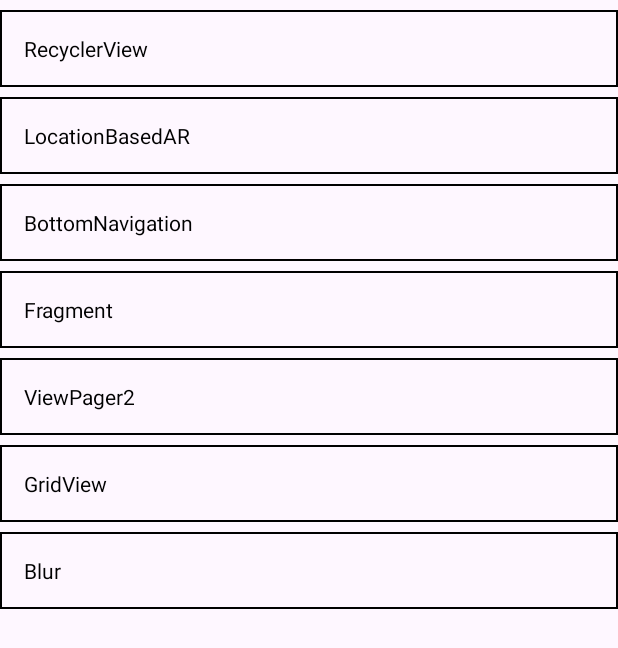
After one commit to Lee-JuYeon/Study, an Android app: the fragment FragMenu shown on its own in the app's theme, on a phone screen of 412 x 824 dp. The commit adds this screen. Shown: the top 648 px of the screen. Run offline under Robolectric (Android 15) with nearby library versions, the phone set to English and light mode, and no system bars; our stand-ins replace data binding.

Commit message:
android xml recyclerview optimised

```diff
--- /dev/null
+++ b/Mobile/Android/StudyXML/app/src/main/java/com/cavss/studyxml/ui/custom/recyclerview/BaseAdapter.kt
@@ -0,0 +1,101 @@
+package com.cavss.studyxml.ui.custom.recyclerview
+
+import android.util.Log
+import android.view.LayoutInflater
+import android.view.ViewGroup
+import androidx.databinding.DataBindingUtil
+import androidx.databinding.ViewDataBinding
+import androidx.recyclerview.widget.DiffUtil
+import androidx.recyclerview.widget.RecyclerView
+
+abstract class BaseAdapter{
+
+    abstract class Adapter<MODEL : Any, BIND : ViewDataBinding>() : RecyclerView.Adapter<BaseViewHolder<MODEL, BIND>>(){
+//        protected var clickListener: ViewHolderClickListener<MODEL>? = null
+//        fun setOnClickListener(listener: ViewHolderClickListener<MODEL>) {
+//            clickListener = listener
+//        }
+
+        private val items = mutableListOf<MODEL>()
+        //        abstract fun getDiffUtil(oldList: List<MODEL>, newList: List<MODEL>) : BaseDiffUtil<MODEL>
+        fun updateList(newItems : List<MODEL>?){
+            try{
+                val diffResult = DiffUtil.calculateDiff(
+                    object : BaseDiffUtil<MODEL>(
+                        oldList = items,
+                        newList = newItems ?: mutableListOf()
+                    ){},
+                    false
+                )
+
+                diffResult.dispatchUpdatesTo(this)
+                items.clear()
+                items.addAll(newItems ?: mutableListOf())
+
+                Log.d("mDebug", "BaseAdapter, updateList // updateList success")
+            }catch (e:Exception){
+                Log.e("mException", "BaseAdapter, updateList // Exception : ${e.message}")
+            }
+        }
+
+        /*
+        클릭 리스너. onCreateViewHolder에 달아야 할까? 아니면 onBindViewHolder에 달아야할까?
+        답은 '동적으로 변경될 가능성'에 있다.
+        onCreateViewHolder가 Item이 최초 생성될 때 호출되기 때문에 뷰가 생성되는 시점에서
+        리스너를 설정할 수 있기 때문에 리스너가 변경될 일이 없다면, onCreateViewHolder에 달아주는게 적합하며,
+        반대로 클릭 리스너가 동적으로 변경될 가능성이 있다면 onBindViewHolder에 리스너를 달아주는게 적합하다.
+
+        그러면 '클릭 리스너가 동적으로 변경될 가능성'이란건 뭘까? 리스너의 구현이나 동작 방식이 변경될 가능성을 말한다.
+        예를 들어, 처음에는 아이템 전체를 클릭할 때 상세 페이지로 이동하는 기능을 가진 클릭 리스너를 사용하다가
+        나중에는 아이템 내의 특정 버튼을 클릭했을 때만 상세 페이지로 이동하는 기능을 가진 클릭 리스너로 변경할 수 있다는 것.
+
+        메모리에 영향을 미칠까?
+        onCreateViewHolder에 적용하면 viewholder가 생성될 때마다 리스너를 새로 생성해야 하지만,
+        onBindViewHolder에 적용하면 viewHolder객체를 재사용하므로 메모리 소모가 적다.
+        하지만, onBindViewHolder가 호출될 때마다 클릭 리스너를 새로 할당하기 때문에
+        이벤트 처리에 살짝 더 많은 리소스를 필요로 할 수 있다.
+        그리고 아이탬 갯수가 많으면 onBindViewholder에 적용하는게 더 용이하고,
+        갯수가 적으면 onCreateViewHodler에 적용하는게 더 빠르다.
+         */
+//        abstract fun setViewHolderClass(binding: BIND): BaseViewHolder<MODEL, BIND>
+        // viewholder의 xml파일을 넣는곳.
+        abstract fun setViewHolderXmlFileName(viewType: Int): Int // TODO: ViewHolder의 XML파일을 넣는 곳.
+        override fun onCreateViewHolder(parent: ViewGroup, viewType: Int): BaseViewHolder<MODEL, BIND> {
+            val binding : BIND = DataBindingUtil.inflate(
+                LayoutInflater.from(parent.context),
+                setViewHolderXmlFileName(viewType),
+                parent,
+                false
+            )
+            return object : BaseViewHolder<MODEL, BIND>(binding = binding){}
+        }
+
+        abstract fun setViewHolderVariable(position: Int, model : MODEL?) : List<Pair<Int, Any>>
+        override fun onBindViewHolder(holder: BaseViewHolder<MODEL, BIND>, position: Int) {
+            try{
+                holder.let {
+//                    it.bind(items[position], position, clickListener!!)
+                    it.bindVariable(setViewHolderVariable(position, items[position]))
+                    Log.d("mDebug", "BaseAdapter, onBindViewHolder // binding success")
+                }
+            }catch (e:Exception){
+                Log.e("mException", "BaseAdapter, onBindViewHolder // Exception : ${e.message}")
+            }
+        }
+
+        override fun getItemCount() = items.size
+
+        override fun onViewRecycled(holder: BaseViewHolder<MODEL, BIND>) {
+            try{
+                super.onViewRecycled(holder)
+                holder.let {
+//                    it.bind(null, 0, null)
+                    it.bindVariable(setViewHolderVariable(0, null))
+                    Log.d("mDebug", "BaseAdapter, onViewRecycled // null success")
+                }
+            }catch (e:Exception){
+                Log.e("mException", "BaseAdapter, onViewRecycled // Exception : ${e.message}")
+            }
+        }
+    }
+}
--- /dev/null
+++ b/Mobile/Android/StudyXML/app/src/main/java/com/cavss/studyxml/ui/custom/recyclerview/BaseDiffUtil.kt
@@ -0,0 +1,27 @@
+package com.cavss.studyxml.ui.custom.recyclerview
+
+import androidx.recyclerview.widget.DiffUtil
+
+abstract class BaseDiffUtil<MODEL>(
+    private val oldList : MutableList<MODEL>,
+    private val newList : List<MODEL>
+) : DiffUtil.Callback() {
+
+    override fun getOldListSize() = oldList.size
+
+    override fun getNewListSize() = newList.size
+
+    override fun areItemsTheSame(oldItemPosition: Int, newItemPosition: Int): Boolean {
+//        return areItemsTheSame(oldList[oldItemPosition], newList[newItemPosition])
+        return oldList[oldItemPosition] == newList[newItemPosition]
+    }
+
+    override fun areContentsTheSame(oldItemPosition: Int, newItemPosition: Int): Boolean {
+//        return areContentsTheSame(oldList[oldItemPosition], newList[newItemPosition])
+        return oldList[oldItemPosition] == newList[newItemPosition]
+    }
+
+//    abstract fun areItemsTheSame(oldItem: MODEL, newItem: MODEL): Boolean
+//
+//    abstract fun areContentsTheSame(oldItem: MODEL, newItem: MODEL): Boolean
+}
--- /dev/null
+++ b/Mobile/Android/StudyXML/app/src/main/java/com/cavss/studyxml/ui/custom/recyclerview/BaseViewHolder.kt
@@ -0,0 +1,65 @@
+package com.cavss.studyxml.ui.custom.recyclerview
+
+import android.util.Log
+import androidx.databinding.ViewDataBinding
+import androidx.recyclerview.widget.RecyclerView
+
+abstract class BaseViewHolder<MODEL : Any, BIND : ViewDataBinding>(
+    protected var binding : BIND // 하위 클래스에서 접근 가능하도록 protected 키워드 사용. private 사용시 접근불가.
+) : RecyclerView.ViewHolder(binding.root){
+    /*
+    Viewholder에서 클릭이벤트를 처리하기 위해 코루틴 등을 사용하게 되면,
+    새로운 스레드를 만들지 않고 기존 스레드를 재활용하여 효율적으로 처리할 수 있다.
+    그치만 ViewHolder 특성상 객체가 많이 생성되고 해체되기 때문에 메모리가 낭비된다.
+
+    따라서 동작 이벤트는 코루틴 대신 CallBack interface를 사용하여
+    적은 메모리를 사용하고 메모리 누수를 방지할 수 있다.
+     */
+//    abstract fun bind(model: MODEL?, position : Int, clickListener: ViewHolderClickListener<MODEL>?)
+
+    fun bindVariable(variableList : List<Pair<Int, Any>>?){
+        try{
+            variableList?.forEach {
+                binding.setVariable(it.first, it.second)
+            }
+            binding.executePendingBindings()
+            Log.d("mDebug", "BaseViewHolder, bindVariable // bindVariable success")
+        }catch (e:Exception){
+            Log.e("mException", "BaseViewHolder, bindVariable // Exception : ${e.localizedMessage}")
+        }
+
+    }
+}
+
+/*
+class ExampleViewHolder(
+    private val binding: ItemExampleBinding,
+    listener: ItemClickListener<ExampleItem>?
+) : BaseViewHolder<ExampleItem, ItemExampleBinding>(binding, listener) {
+
+    override fun bind(item: ExampleItem) {
+        binding.tvTitle.text = item.title
+        binding.tvDescription.text = item.description
+        binding.root.setOnClickListener { setItemClickListener(item) }
+    }
+
+    fun setOnClick(model : MODEL){
+        try{
+            val position = bindingAdapterPosition
+            /*
+            bindingAdapterPosition의 값이 -1일 경우의 대비해서 0보다 크거나 같다는 조건을 걸었다.
+             */
+            if (position != RecyclerView.NO_POSITION && position >= 0){
+                clickListener?.onItemClick(model, position)
+                Log.d("mDebug", "BaseViewHolder, setOnClick // click success")
+            }else{
+                Log.e("mException", "BaseViewHolder, setOnClick // Exception : RecyclerView.NO_POSITION")
+            }
+        }catch (e:Exception){
+            Log.e("mException", "BaseViewHolder, setOnClick // Exception : ${e.localizedMessage}")
+        }catch (e:IndexOutOfBoundsException) {
+            Log.e("mException", "BaseViewHolder, setOnClick // IndexOutOfBoundsException : ${e.localizedMessage}")
+        }
+    }
+}
+ */
--- /dev/null
+++ b/Mobile/Android/StudyXML/app/src/main/java/com/cavss/studyxml/ui/custom/recyclerview/CustomItemGap.kt
@@ -0,0 +1,12 @@
+package com.cavss.studyxml.ui.custom.recyclerview
+
+import android.graphics.Rect
+import android.view.View
+import androidx.recyclerview.widget.RecyclerView
+
+class CustomItemGap(var itemHeight : Int) : RecyclerView.ItemDecoration(){
+    override fun getItemOffsets(outRect: Rect, view: View, parent: RecyclerView, state: RecyclerView.State) {
+        super.getItemOffsets(outRect, view, parent, state)
+        outRect.top = itemHeight
+    }
+}
--- /dev/null
+++ b/Mobile/Android/StudyXML/app/src/main/java/com/cavss/studyxml/ui/custom/recyclerview/IViewHolderClick.kt
@@ -0,0 +1,6 @@
+package com.cavss.studyxml.ui.custom.recyclerview
+
+interface IViewHolderClick<MODEL> {
+    fun onItemClick(model : MODEL, position : Int)
+
+}
--- /dev/null
+++ b/Mobile/Android/StudyXML/app/src/main/java/com/cavss/studyxml/ui/screen/menu/FragMenu.kt
@@ -0,0 +1,126 @@
+package com.cavss.studyxml.ui.screen.menu
+
+import android.os.Bundle
+import android.util.Log
+import android.view.LayoutInflater
+import android.view.View
+import android.view.ViewGroup
+import androidx.activity.viewModels
+import androidx.databinding.DataBindingUtil
+import androidx.fragment.app.Fragment
+import androidx.fragment.app.activityViewModels
+import androidx.fragment.app.viewModels
+import androidx.recyclerview.widget.LinearLayoutManager
+import androidx.recyclerview.widget.RecyclerView
+import com.cavss.studyxml.BR
+import com.cavss.studyxml.R
+import com.cavss.studyxml.databinding.FragmentMenuBinding
+import com.cavss.studyxml.databinding.ItemMainBinding
+import com.cavss.studyxml.ui.custom.recyclerview.BaseAdapter
+import com.cavss.studyxml.ui.custom.recyclerview.CustomItemGap
+import com.cavss.studyxml.ui.custom.recyclerview.IViewHolderClick
+
+class FragMenu : Fragment() {
+
+    private val menuVM : MenuVM by activityViewModels()
+    private lateinit var binding : FragmentMenuBinding
+
+    override fun onCreateView( inflater: LayoutInflater,container: ViewGroup?,savedInstanceState: Bundle?): View? {
+        try{
+            binding = DataBindingUtil.inflate(inflater, R.layout.fragment_menu, container, false)
+            binding.run{
+                setMenuRecyclerView(menuRecyclerView)
+            }
+        }catch (e:Exception){
+            Log.e("mException", "FragMenu, onCreateView // Exception : ${e.message}")
+        }finally {
+            return binding.root
+        }
+    }
+
+    private var customAdapter : BaseAdapter.Adapter<MenuModel, ItemMainBinding>? = null
+    private fun updateMenuList(newList : List<MenuModel>){
+        try{
+            customAdapter?.updateList(newList)
+        }catch (e:Exception){
+            Log.e("mException", "FragMenu, updateMenuList // Exception : ${e.message}")
+        }
+    }
+    private fun setMenuRecyclerView(recyclerView : RecyclerView){
+        try{
+            val clickEvent = object : IViewHolderClick<MenuModel> {
+                override fun onItemClick(model: MenuModel, position: Int) {
+                    when(model.menu){
+                        Menu.RecyclerView.rawValue -> {
+                            menuVM.setFragmentType(Menu.RecyclerView)
+                        }
+                        Menu.LocationBasedAR.rawValue -> {
+                            menuVM.setFragmentType(Menu.LocationBasedAR)
+                        }
+                        Menu.BottomNavigation.rawValue -> {
+                            menuVM.setFragmentType(Menu.BottomNavigation)
+                        }
+                        Menu.Fragment.rawValue -> {
+                            menuVM.setFragmentType(Menu.Fragment)
+                        }
+                        Menu.ViewPager2.rawValue -> {
+                            menuVM.setFragmentType(Menu.ViewPager2)
+                        }
+                        Menu.GridView.rawValue -> {
+                            menuVM.setFragmentType(Menu.GridView)
+                        }
+                        Menu.Blur.rawValue -> {
+                            menuVM.setFragmentType(Menu.Blur)
+                        }
+                    }
+                    Log.d("mDebug", "FragMenu, setMenuRecyclerView, ViewHolderClickListener // Debug : ${model.menu} clicked")
+                }
+            }
+
+            customAdapter = object : BaseAdapter.Adapter<MenuModel, ItemMainBinding>(){
+                override fun setViewHolderXmlFileName(viewType: Int): Int {
+                    return R.layout.item_main
+                }
+                override fun setViewHolderVariable(position: Int,model: MenuModel?): List<Pair<Int, Any>> {
+                    return listOf(
+                        BR.model to model!!,
+                        BR.position to position,
+                        BR.clickCallback to clickEvent
+                    )
+                }
+            }
+
+            recyclerView.apply {
+                adapter = customAdapter
+                setHasFixedSize(true)
+                layoutManager = LinearLayoutManager(requireActivity()).apply{
+                    orientation = LinearLayoutManager.VERTICAL
+                    isItemPrefetchEnabled = false
+                }
+                addItemDecoration(CustomItemGap(10))
+                setItemViewCacheSize(0)
+            }
+        }catch (e:Exception){
+            Log.e("mException", "FragMenu, setMenuRecyclerView // Exception : ${e.message}")
+        }
+    }
+
+
+    override fun onStart() {
+        super.onStart()
+
+        menuVM.menuList.observe(requireActivity()){ list : List<MenuModel> ->
+            updateMenuList(list)
+        }
+    }
+
+
+    override fun onDestroy() {
+        try{
+            super.onDestroy()
+            customAdapter = null
+        }catch (e:Exception){
+            Log.e("mException", "FragMenu, onDestroy // Exception : ${e.localizedMessage}")
+        }
+    }
+}
--- /dev/null
+++ b/Mobile/Android/StudyXML/app/src/main/java/com/cavss/studyxml/ui/screen/menu/Menu.kt
@@ -0,0 +1,15 @@
+package com.cavss.studyxml.ui.screen.menu
+
+enum class Menu(val rawValue : String) {
+    RecyclerView("RecyclerView"),
+    LocationBasedAR("LocationBasedAR"),
+    BottomNavigation("BottomNavigation"),
+    Fragment("Fragment"),
+    ViewPager2("ViewPager2"),
+    GridView("GridView"),
+    Blur("Blur");
+
+    override fun toString(): String {
+        return rawValue
+    }
+}
--- /dev/null
+++ b/Mobile/Android/StudyXML/app/src/main/java/com/cavss/studyxml/ui/screen/menu/MenuModel.kt
@@ -0,0 +1,7 @@
+package com.cavss.studyxml.ui.screen.menu
+
+data class MenuModel(
+    val menu : String
+) {
+
+}
--- /dev/null
+++ b/Mobile/Android/StudyXML/app/src/main/java/com/cavss/studyxml/ui/screen/menu/MenuVM.kt
@@ -0,0 +1,126 @@
+package com.cavss.studyxml.ui.screen.menu
+
+import android.util.Log
+import androidx.lifecycle.LiveData
+import androidx.lifecycle.MutableLiveData
+import androidx.lifecycle.ViewModel
+
+class MenuVM() : ViewModel() {
+    /*
+    get, set을 사용한 이유 :
+        isLoading 변수가 특정 메소드 등에 의해서 의도치 않게 변경되는 경우가 있다면, 앱이 예기치 않게 동작할 수 있다. (Exception이나 에러 발생가능성)
+        따라서, get,set메서드를 사용하면 필요한 경우에만 변수에 접근할 수 있다.
+     */
+    private val _menuList = MutableLiveData(listOf<MenuModel>())
+    val menuList: LiveData<List<MenuModel>>
+        get() = _menuList
+
+    fun setMenuList(newList: List<MenuModel>) {
+        try {
+            /*
+            _menuList.value = newList 가 아닌
+            _menuList.postValue(newList)를 사용한 이유?
+            백그라운드 스래드에서 안전하게 LiveData값을 변경할 수 있다.
+            반대로 setValue()를 사용하면 메인 스레드에서 안전하게 LiveData값을 변경할 수 있다.
+            */
+            _menuList.postValue(emptyList())
+            _menuList.postValue(newList)
+        } catch (e: Exception) {
+            Log.e("mException", "MenuVM, setMenuList // Exception : ${e.localizedMessage}")
+        }
+    }
+
+    private val fragmentType = MutableLiveData<Menu>(Menu.RecyclerView)
+    fun setFragmentType(type : Menu){ fragmentType.postValue(type) }
+    val getFragmentType : LiveData<Menu>
+        get() = fragmentType
+
+
+    init {
+        setMenuList(
+            listOf(
+                MenuModel(Menu.RecyclerView.rawValue),
+                MenuModel(Menu.LocationBasedAR.rawValue),
+                MenuModel(Menu.BottomNavigation.rawValue),
+                MenuModel(Menu.Fragment.rawValue),
+                MenuModel(Menu.ViewPager2.rawValue),
+                MenuModel(Menu.GridView.rawValue),
+                MenuModel(Menu.Blur.rawValue)
+            )
+        )
+
+        setFragmentType(Menu.RecyclerView)
+        Log.d("mDebug", "MenuVM, init // init on")
+    }
+
+    override fun onCleared() {
+        super.onCleared()
+        _menuList.postValue(emptyList())
+    }
+}
+
+//    private val compositeDisposable = CompositeDisposable()
+//    val data = repository.getData()
+//        .subscribeOn(Schedulers.io())
+//        .observeOn(AndroidSchedulers.mainThread())
+//
+//    fun loadData(){
+//        viewModelScope.launch {
+//            try {
+//                val result = withContext(Dispatchers.IO) {
+//                    repository.getData()
+//                }
+//                /*
+//                _data.value = result 가 아닌
+//                _data.postValue(result)를 사용한 이유?
+//                    백그라운드 스래드에서 안전하게 LiveData값을 변경할 수 있다.
+//                    반대로 setValue()를 사용하면 메인 스레드에서 안전하게 LiveData값을 변경할 수 있다.
+//                 */
+//                _data.postValue(result)
+//            } catch (e: Exception) {
+//                // 예외 처리
+//            }
+//        }
+//    }
+
+
+/*
+    private var job: Job? = null
+    private val _menuListSubject = BehaviorSubject.create<List<MenuModel>>()
+    val menuList: Observable<List<MenuModel>>
+        /*
+        hide()는 _menuList를 구독하는 옵저가 항상 새로운 값을 받을 때만 알림을 받게 된다.
+        _menuList에 새로운 값을 발행하지 않았다면 알림을 주지 않아 메모리를 덜 차지하고 불필요한 처리를 하지 않게된다.
+        즉, 가장 최근의 이벤트만 발행하여 처리량을 줄이는 역할.
+         */
+        get() = _menuListSubject.hide()
+
+
+
+    private fun loadMenuList() {
+        job?.cancel()
+        job = null
+        job = viewModelScope.launch(Dispatchers.IO) {
+            try {
+                _menuListSubject.onNext(menuList)
+            } catch (e: Exception) {
+                // 에러 처리
+                Log.e("mException", "MenuVM, loadMenuList // Excdeption : ${e.message}")
+            }
+        }
+    }
+
+    fun updateMenuList(newMenuList: List<MenuModel>) {
+        _menuListSubject.onNext(newMenuList)
+    }
+
+    init{
+        loadMenuList()
+    }
+
+    override fun onCleared(){
+        super.onCleared()
+        job?.cancel()
+        job = null
+    }
+ */
--- /dev/null
+++ b/Mobile/Android/StudyXML/app/src/main/res/drawable/border_item_menu.xml
@@ -0,0 +1,6 @@
+<?xml version="1.0" encoding="utf-8"?>
+<shape xmlns:android="http://schemas.android.com/apk/res/android"
+    android:shape="rectangle">
+    <stroke android:color="@color/black" android:width="1dp"/>
+    <solid android:color="@android:color/transparent"/>
+</shape>
--- /dev/null
+++ b/Mobile/Android/StudyXML/app/src/main/res/layout/fragment_menu.xml
@@ -0,0 +1,17 @@
+<layout xmlns:android="http://schemas.android.com/apk/res/android">
+
+    <data>
+
+    </data>
+
+    <LinearLayout
+        android:layout_width="match_parent"
+        android:layout_height="match_parent"
+        android:orientation="vertical">
+
+        <androidx.recyclerview.widget.RecyclerView
+            android:id="@+id/menuRecyclerView"
+            android:layout_width="match_parent"
+            android:layout_height="match_parent"/>
+    </LinearLayout>
+</layout>
--- /dev/null
+++ b/Mobile/Android/StudyXML/app/src/main/res/layout/item_main.xml
@@ -0,0 +1,33 @@
+<layout xmlns:android="http://schemas.android.com/apk/res/android"
+    xmlns:app="http://schemas.android.com/apk/res-auto">
+
+    <data>
+        <variable
+            name="model"
+            type="com.cavss.studyxml.ui.screen.menu.MenuModel" />
+
+        <variable
+            name="position"
+            type="Integer" />
+
+        <variable
+            name="clickCallback"
+            type="com.cavss.studyxml.ui.custom.recyclerview.IViewHolderClick" />
+    </data>
+
+    <LinearLayout
+        android:layout_width="match_parent"
+        android:layout_height="wrap_content"
+        android:padding="16dp"
+        android:background="@drawable/border_item_menu"
+        android:onClick="@{() -> clickCallback.onItemClick(model, position)}">
+
+        <TextView
+            android:id="@+id/text_view"
+            android:layout_width="wrap_content"
+            android:layout_height="wrap_content"
+            android:textColor="@color/black"
+            android:text="@{model.menu}"/>
+    </LinearLayout>
+
+</layout>
--- a/Mobile/Android/StudyXML/app/src/main/res/values/strings.xml
+++ b/Mobile/Android/StudyXML/app/src/main/res/values/strings.xml
@@ -1,3 +1,5 @@
 <resources>
     <string name="app_name">StudyXML</string>
+    <string name="bottom_navi_item1">item1</string>
+    <string name="bottom_navi_item2">item2</string>
 </resources>
```
Also changed, not shown: Mobile/Android/StudyXML/app/build.gradle.kts (+11 -0 lines), Mobile/Android/StudyXML/app/src/main/res/layout/activity_main.xml (+34 -16 lines), Mobile/Android/StudyXML/app/src/main/res/layout/fragment_a.xml (added, +18 -0 lines), Mobile/Android/StudyXML/app/src/main/res/layout/fragment_b.xml (added, +18 -0 lines), Mobile/Android/StudyXML/app/src/main/res/layout/fragment_bottomnavi.xml (added, +38 -0 lines), Mobile/Android/StudyXML/app/src/main/res/menu/bottomnavi_menu.xml (added, +13 -0 lines).
